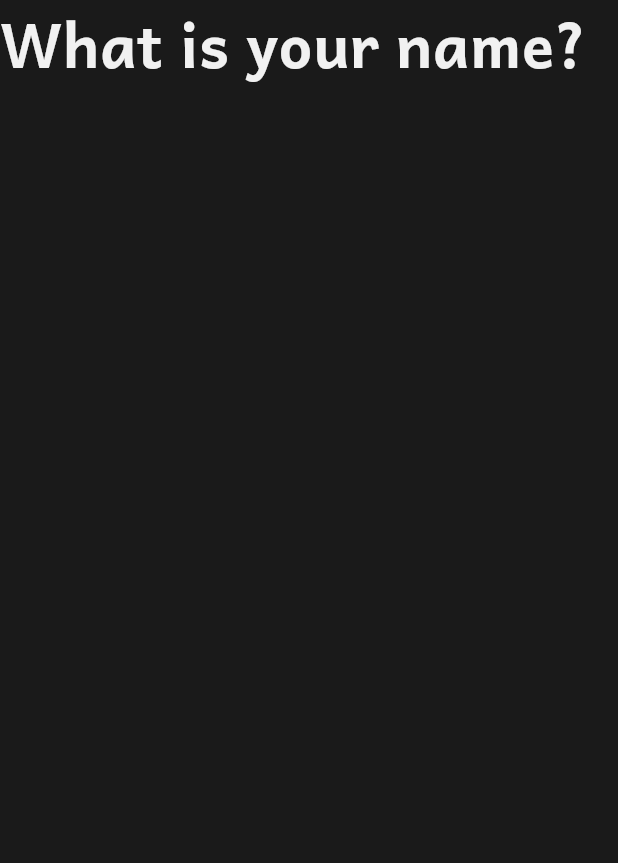
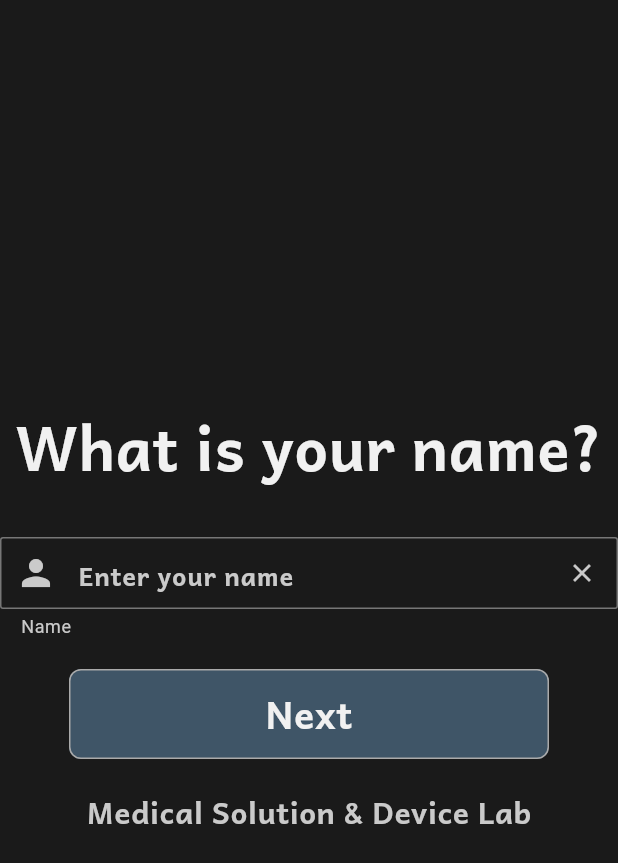
Before and after one commit to seungminhan2631/msdl, a Flutter app: the screen it shows after launch, on a phone screen of 412 x 824 dp. Shown: the top 863 px of the screen. Run offline on Flutter 3.47's test engine with Material 3 defaults, Android fonts, the light colour scheme and no system bars; our stand-ins replace sqflite; accounts and stored records are empty.

Commit message:
update
네임스크린 생성

```diff
--- a/lib/features/screens/authentication/name_Screen.dart
+++ b/lib/features/screens/authentication/name_Screen.dart
@@ -1,5 +1,10 @@
 import 'package:flutter/material.dart';
+import 'package:msdl/commons/widgets/bottomMsdl.dart';
+import 'package:msdl/commons/widgets/buttons/CustomTextField.dart';
+import 'package:msdl/commons/widgets/buttons/customButton.dart';
 import 'package:msdl/commons/widgets/topTitle.dart';
+import 'package:msdl/constants/gaps.dart';
+import 'package:msdl/constants/sizes.dart';
 
 class NameScreen extends StatefulWidget {
   const NameScreen({super.key});
@@ -9,11 +14,53 @@ class NameScreen extends StatefulWidget {
 }
 
 class _NameScreenState extends State<NameScreen> {
+  final TextEditingController nameController = TextEditingController();
+  bool isNameValid = true; // ✅ 유효성 검사 상태 변수
+
+  void _validateName() {
+    setState(() {
+      isNameValid =
+          nameController.text.length >= 1 && nameController.text.length <= 5;
+    });
+
+    if (isNameValid) {
+      // ✅ 유효하면 SignupScreen으로 이동
+      Navigator.pushNamed(context, "/SignupScreen");
+    }
+  }
+
   @override
   Widget build(BuildContext context) {
     return SafeArea(
       child: Scaffold(
-        body: TopTitle(text: "What is your name?"),
+        body: Center(
+          child: Column(
+            mainAxisAlignment: MainAxisAlignment.center,
+            children: [
+              TopTitle(text: "What is your name?"),
+              Gaps.v32,
+              CustomTextField(
+                controller: nameController,
+                hintText: "Enter your name",
+                firstIcon: Icons.person,
+                lastIcon: Icons.close,
+                helperText: "Name",
+                errorText: isNameValid
+                    ? null
+                    : "Please enter a name between 1 and 5 characters.",
+                isValid: isNameValid,
+              ),
+              Gaps.v20,
+              CustomButton(
+                text: "Next",
+                routeName: "/SignupScreen",
+                onPressed: _validateName, // ✅ Next 버튼도 유효성 검사 후 이동
+              ),
+              Gaps.v20,
+              bottomMsdlScreen(),
+            ],
+          ),
+        ),
       ),
     );
   }
```
